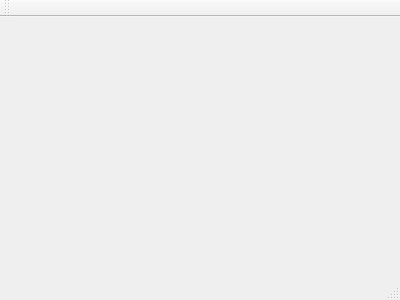
The window that mainwindow.ui (HACKMESEU/BrainSegmentation_QT) describes before a commit, drawn with Qt 5.
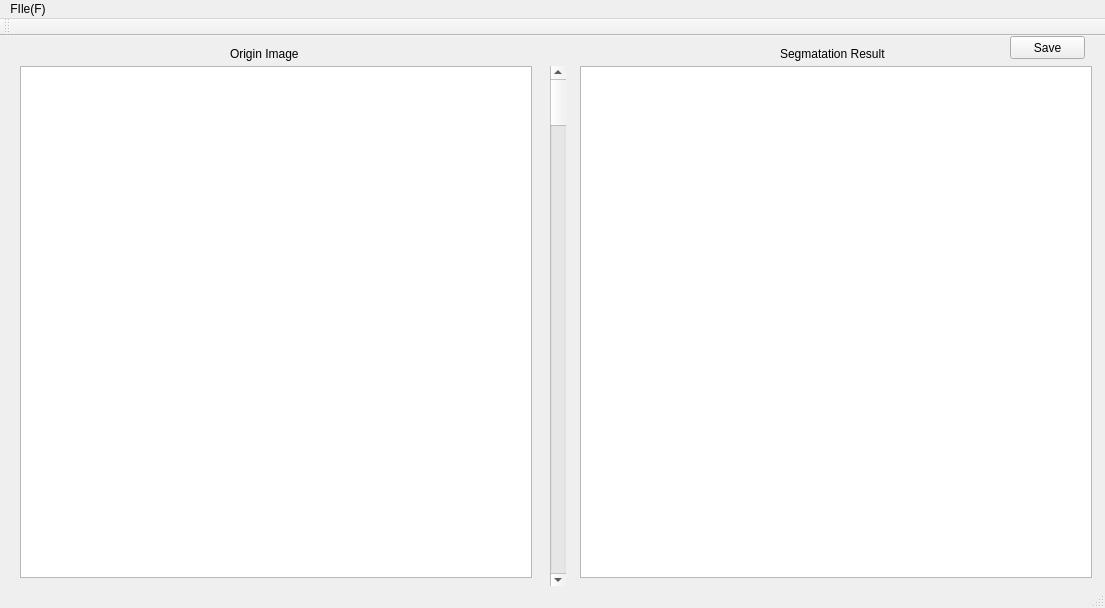
The same window after the commit.

What changed in the file:
```diff
--- a/mainwindow.ui
+++ b/mainwindow.ui
@@ -1,24 +1,131 @@
 <ui version="4.0">
  <class>MainWindow</class>
- <widget class="QMainWindow" name="MainWindow" >
-  <property name="geometry" >
+ <widget class="QMainWindow" name="MainWindow">
+  <property name="geometry">
    <rect>
     <x>0</x>
     <y>0</y>
-    <width>400</width>
-    <height>300</height>
+    <width>1105</width>
+    <height>608</height>
    </rect>
   </property>
   <property name="windowTitle" >
    <string>MainWindow</string>
   </property>
-  <widget class="QMenuBar" name="menuBar" />
-  <widget class="QToolBar" name="mainToolBar" />
-  <widget class="QWidget" name="centralWidget" />
-  <widget class="QStatusBar" name="statusBar" />
+  <widget class="QWidget" name="centralWidget">
+   <widget class="QGraphicsView" name="graphicsView_Origin">
+    <property name="geometry">
+     <rect>
+      <x>20</x>
+      <y>30</y>
+      <width>512</width>
+      <height>512</height>
+     </rect>
+    </property>
+   </widget>
+   <widget class="QGraphicsView" name="graphicsView_Seg">
+    <property name="geometry">
+     <rect>
+      <x>580</x>
+      <y>30</y>
+      <width>512</width>
+      <height>512</height>
+     </rect>
+    </property>
+   </widget>
+   <widget class="QLabel" name="label">
+    <property name="geometry">
+     <rect>
+      <x>230</x>
+      <y>10</y>
+      <width>101</width>
+      <height>16</height>
+     </rect>
+    </property>
+    <property name="text">
+     <string>Origin Image</string>
+    </property>
+   </widget>
+   <widget class="QLabel" name="label_2">
+    <property name="geometry">
+     <rect>
+      <x>780</x>
+      <y>10</y>
+      <width>121</width>
+      <height>16</height>
+     </rect>
+    </property>
+    <property name="text">
+     <string>Segmatation Result</string>
+    </property>
+   </widget>
+   <widget class="QScrollBar" name="verticalScrollBar">
+    <property name="geometry">
+     <rect>
+      <x>550</x>
+      <y>30</y>
+      <width>16</width>
+      <height>521</height>
+     </rect>
+    </property>
+    <property name="orientation">
+     <enum>Qt::Vertical</enum>
+    </property>
+   </widget>
+   <widget class="QPushButton" name="pushButton_save">
+    <property name="geometry">
+     <rect>
+      <x>1010</x>
+      <y>0</y>
+      <width>75</width>
+      <height>23</height>
+     </rect>
+    </property>
+    <property name="text">
+     <string>Save</string>
+    </property>
+   </widget>
+  </widget>
+  <widget class="QToolBar" name="mainToolBar">
+   <attribute name="toolBarArea">
+    <enum>TopToolBarArea</enum>
+   </attribute>
+   <attribute name="toolBarBreak">
+    <bool>false</bool>
+   </attribute>
+  </widget>
+  <widget class="QStatusBar" name="statusBar"/>
+  <widget class="QMenuBar" name="menuBar">
+   <property name="geometry">
+    <rect>
+     <x>0</x>
+     <y>0</y>
+     <width>1105</width>
+     <height>23</height>
+    </rect>
+   </property>
+   <widget class="QMenu" name="menuBrian">
+    <property name="title">
+     <string>FIle(F)</string>
+    </property>
+    <addaction name="separator"/>
+    <addaction name="actionOpen_File"/>
+    <addaction name="actionOpen_Files"/>
+   </widget>
+   <addaction name="menuBrian"/>
+  </widget>
+  <action name="actionOpen_File">
+   <property name="text">
+    <string>Open File</string>
+   </property>
+  </action>
+  <action name="actionOpen_Files">
+   <property name="text">
+    <string>Open Files</string>
+   </property>
+  </action>
  </widget>
- <layoutDefault spacing="6" margin="11" />
- <pixmapfunction></pixmapfunction>
+ <layoutdefault spacing="6" margin="11"/>
  <resources/>
  <connections/>
 </ui>
```
Left out of the diff: 3 changed lines with no effect on the pictures.
